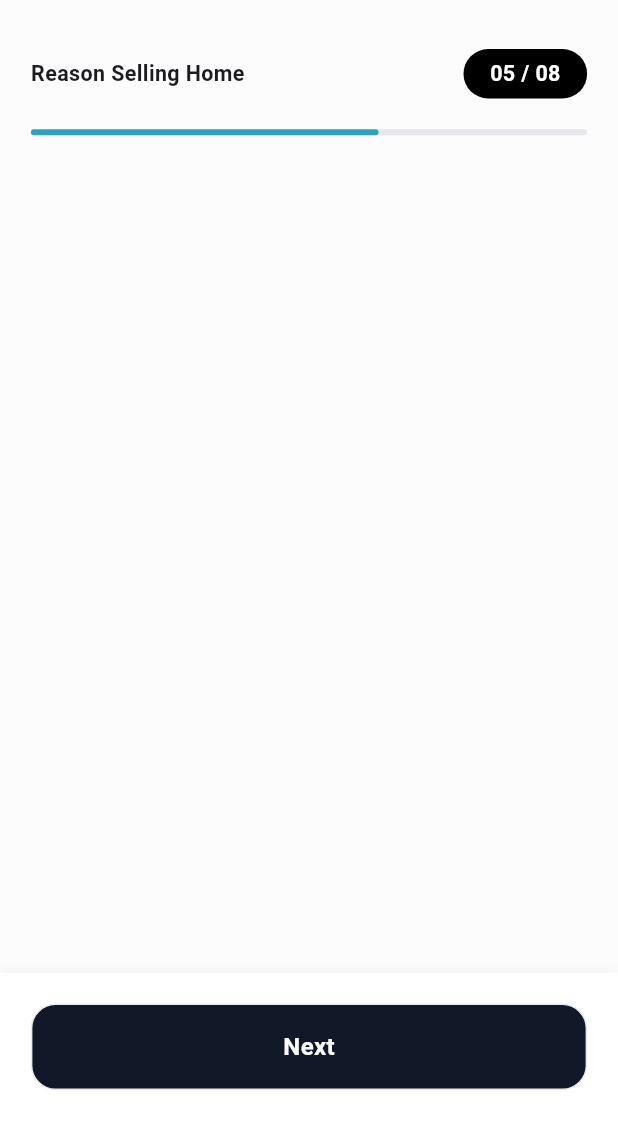
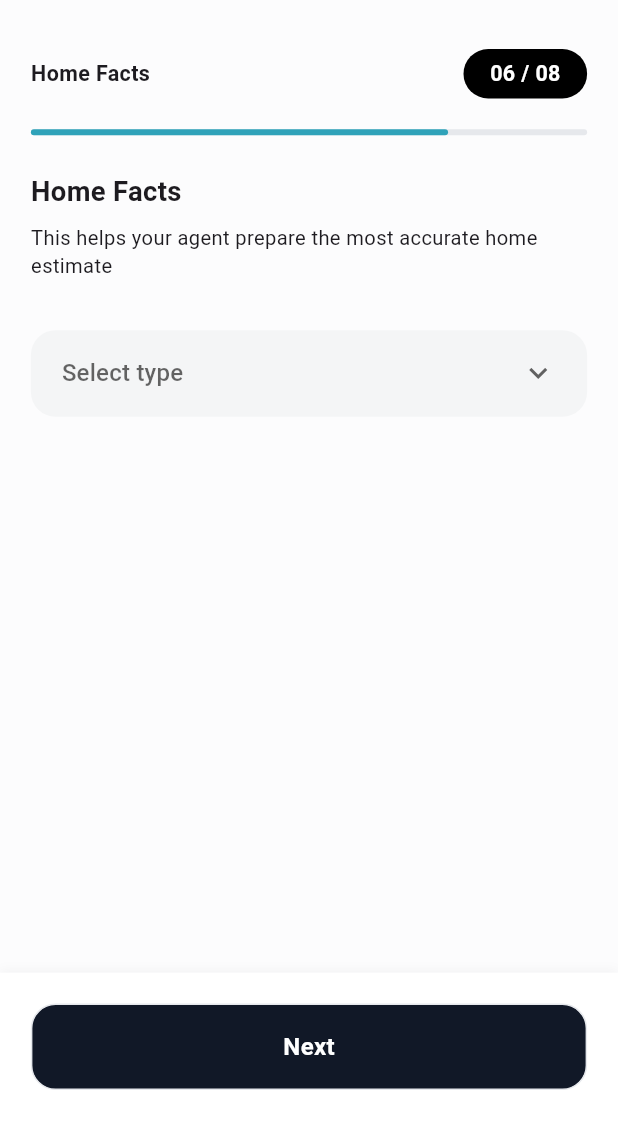
Before and after one commit to asimhanif76/Realix-Real_Estate_App, a Flutter app: the AnpDiscription screen opened by its route, after a tap on "Next", on a phone screen of 412 x 824 dp, the part 115-1236 px from its top. Run offline on Flutter 3.47's test engine with Material 3 defaults, Android fonts, the phone set to English and light mode, and no system bars; our stand-ins replace flutter_slidable, flutter_svg, get, grouped_list, image_picker, responsive_sizer and 1 more.

Commit message:
Continue My Home

```diff
--- a/lib/Routes/app_routes.dart
+++ b/lib/Routes/app_routes.dart
@@ -1,6 +1,7 @@
 import 'package:flutter/material.dart';
 import 'package:realix_real_estate_app/views/My%20Home/anp_address_page.dart';
 import 'package:realix_real_estate_app/views/My%20Home/anp_discription.dart';
+import 'package:realix_real_estate_app/views/My%20Home/anp_home_facts.dart';
 import 'package:realix_real_estate_app/views/My%20Home/anp_meet_with_agent_page.dart';
 import 'package:realix_real_estate_app/views/My%20Home/anp_reason_selling_home.dart';
 import 'package:realix_real_estate_app/views/My%20Home/anp_time_to_sell.dart';
@@ -27,6 +28,7 @@ class AppRoutes {
   static const String anpTimeToSell = '/anpTimeToSell';
   static const String anpReasonSellingHome = '/anpReasonSellingHome';
   static const String anpDiscription = '/anpDiscription';
+  static const String anpHomeFacts = '/anpHomeFacts';
 
   static Map<String, WidgetBuilder> get routes => {
         splashPage: (_) => SplashPage(),
@@ -42,5 +44,6 @@ class AppRoutes {
         anpTimeToSell: (_) => AnpTimeToSell(),
         anpReasonSellingHome: (_) => AnpReasonSellingHome(),
         anpDiscription: (_) => AnpDiscription(),
+        anpHomeFacts: (_) => AnpHomeFacts(),
       };
 }
--- a/lib/commons/app_strings.dart
+++ b/lib/commons/app_strings.dart
@@ -64,5 +64,11 @@ class AppStrings {
   static String Sindh = 'Sindh';
   static String kpk = 'KPK';
   static String balochistan = 'Balochistan';
+  static String discription = 'Decscription';
+  static String tellUsAboutHome = 'Tell us about your home here';
+  static String homeFacts ="Home Facts";
+  static String helpYourAgent = 'This helps your agent prepare the most accurate home estimate';
+  static String commercial = 'Commercial';
+  static String residential = 'Residential';
   static String a = '';
 }
--- a/lib/views/My Home/anp_address_page.dart
+++ b/lib/views/My Home/anp_address_page.dart
@@ -89,7 +89,7 @@ class AnpAddressPage extends StatelessWidget {
                                   BorderRadius.circular(width * 0.04)),
                           child: Padding(
                               padding: EdgeInsets.symmetric(
-                                  horizontal: width * 0.05),
+                                  horizontal: width * 0.01),
                               child: DropdownButton<String>(
                                 hint: Text(
                                   AppStrings.selectState,
@@ -107,6 +107,9 @@ class AnpAddressPage extends StatelessWidget {
                                 borderRadius:
                                     BorderRadius.circular(width * 0.05),
                                 isExpanded: true,
+                                elevation: 0,
+                                padding: EdgeInsets.symmetric(
+                                    horizontal: width * 0.05),
                                 items: [
                                   DropdownMenuItem(
                                       value: AppStrings.punjab,
--- a/lib/views/My Home/anp_discription.dart
+++ b/lib/views/My Home/anp_discription.dart
@@ -1,10 +1,18 @@
 import 'package:flutter/material.dart';
+import 'package:get/get.dart';
+import 'package:realix_real_estate_app/commons/app_strings.dart';
+import 'package:realix_real_estate_app/controllers/add_new_property_controller.dart';
 import 'package:realix_real_estate_app/widgets/custom_black_buttton.dart';
 import 'package:realix_real_estate_app/widgets/my_linear_progress_indicator.dart';
+import 'package:realix_real_estate_app/widgets/my_text_field.dart';
 import 'package:realix_real_estate_app/widgets/page_heading_row.dart';
+import 'package:responsive_sizer/responsive_sizer.dart';
 
 class AnpDiscription extends StatelessWidget {
-  const AnpDiscription({super.key});
+  AnpDiscription({super.key});
+
+  AddNewPropertyController addNewPropertyController =
+      Get.put(AddNewPropertyController());
 
   @override
   Widget build(BuildContext context) {
@@ -22,13 +30,35 @@ class AnpDiscription extends StatelessWidget {
               ),
               Padding(
                 padding: EdgeInsets.symmetric(horizontal: width * 0.05),
-                child: PageHeadingRow(pageHeadingText: 'Add New Property'),
+                child:
+                    PageHeadingRow(pageHeadingText: AppStrings.addNewProperty),
               ),
               SizedBox(
                 height: height * 0.04,
               ),
               MyLinearProgressIndicator(
-                  indicatorHeading: 'Reason Selling Home', indicatorValue: 5),
+                  indicatorHeading: AppStrings.discription, indicatorValue: 5),
+              Padding(
+                padding: EdgeInsets.only(
+                    top: width * 0.06,
+                    bottom: width * 0.02,
+                    left: width * 0.05,
+                    right: width * 0.05),
+                child: Container(
+                  alignment: Alignment.centerLeft,
+                  child: Text(
+                    AppStrings.discription,
+                    style: TextStyle(
+                        fontSize: 17.5.sp, fontWeight: FontWeight.w700),
+                  ),
+                ),
+              ),
+              Padding(
+                padding: EdgeInsets.symmetric(horizontal: width * 0.05),
+                child: MyTextField(
+                    labelText: AppStrings.tellUsAboutHome,
+                    controller: addNewPropertyController.discriptionController),
+              )
             ],
           ),
           Positioned(
@@ -36,8 +66,12 @@ class AnpDiscription extends StatelessWidget {
               left: 0,
               right: 0,
               child: CustomBlackButtton(
-                buttonName: 'Next',
-                onTap: () {},
+                buttonName: AppStrings.next,
+                onTap: () {
+                  addNewPropertyController.updateDescription(
+                      addNewPropertyController.discriptionController.text);
+                  Navigator.pushNamed(context, '/anpHomeFacts');
+                },
               ))
         ],
       ),
--- /dev/null
+++ b/lib/views/My Home/anp_home_facts.dart
@@ -0,0 +1,127 @@
+import 'package:flutter/material.dart';
+import 'package:get/get.dart';
+import 'package:realix_real_estate_app/commons/app_strings.dart';
+import 'package:realix_real_estate_app/controllers/add_new_property_controller.dart';
+import 'package:realix_real_estate_app/widgets/custom_black_buttton.dart';
+import 'package:realix_real_estate_app/widgets/my_linear_progress_indicator.dart';
+import 'package:realix_real_estate_app/widgets/page_heading_row.dart';
+import 'package:responsive_sizer/responsive_sizer.dart';
+
+class AnpHomeFacts extends StatelessWidget {
+  AnpHomeFacts({super.key});
+
+  AddNewPropertyController addNewPropertyController =
+      Get.put(AddNewPropertyController());
+
+  @override
+  Widget build(BuildContext context) {
+    var height = MediaQuery.of(context).size.height;
+    var width = MediaQuery.of(context).size.width;
+
+    return Scaffold(
+      backgroundColor: Color(0xFFFCFCFD),
+      body: Stack(
+        children: [
+          Column(
+            children: [
+              SizedBox(
+                height: height * 0.04,
+              ),
+              Padding(
+                padding: EdgeInsets.symmetric(horizontal: width * 0.05),
+                child:
+                    PageHeadingRow(pageHeadingText: AppStrings.addNewProperty),
+              ),
+              SizedBox(
+                height: height * 0.04,
+              ),
+              MyLinearProgressIndicator(
+                  indicatorHeading: AppStrings.homeFacts, indicatorValue: 6),
+              Padding(
+                padding: EdgeInsets.only(
+                    top: width * 0.06,
+                    bottom: width * 0.02,
+                    left: width * 0.05,
+                    right: width * 0.05),
+                child: Container(
+                  alignment: Alignment.centerLeft,
+                  child: Text(
+                    AppStrings.homeFacts,
+                    style: TextStyle(
+                        fontSize: 17.5.sp, fontWeight: FontWeight.w700),
+                  ),
+                ),
+              ),
+              Padding(
+                padding: EdgeInsets.symmetric(horizontal: width * 0.05),
+                child: Container(
+                  alignment: Alignment.centerLeft,
+                  child: Text(
+                    AppStrings.helpYourAgent,
+                    style:
+                        TextStyle(fontSize: 15.sp, fontWeight: FontWeight.w400),
+                  ),
+                ),
+              ),
+              SizedBox(
+                height: height * 0.04,
+              ),
+              Padding(
+                padding: EdgeInsets.symmetric(horizontal: width * 0.05),
+                child: DropdownButtonHideUnderline(
+                  child: Obx(
+                    () => Container(
+                      height: height * 0.07,
+                      width: width,
+                      decoration: BoxDecoration(
+                          color: Color(0xFFF4F5F6),
+                          borderRadius: BorderRadius.circular(width * 0.04)),
+                      child: Padding(
+                        padding: EdgeInsets.symmetric(horizontal: width * 0.05),
+                        child: DropdownButton(
+                          elevation: 0,
+                          borderRadius: BorderRadius.circular(width * 0.05),
+                          dropdownColor: Color(0xFFF4F5F6),
+                          hint: Text('Select type'),
+                          icon: Icon(Icons.keyboard_arrow_down_sharp),
+                          isExpanded: true,
+                          value: addNewPropertyController
+                                  .property.value.propertyType.isEmpty
+                              ? null
+                              : addNewPropertyController
+                                  .property.value.propertyType,
+                          items: [
+                            DropdownMenuItem(
+                                value: AppStrings.commercial,
+                                child: Text(AppStrings.commercial)),
+                            DropdownMenuItem(
+                                value: AppStrings.residential,
+                                child: Text(AppStrings.residential)),
+                          ],
+                          onChanged: (String? value) {
+                            addNewPropertyController.updatePropertyType(
+                                type: value!);
+                            print(
+                                "Type Is :  ${addNewPropertyController.property.value.propertyType}");
+                          },
+                        ),
+                      ),
+                    ),
+                  ),
+                ),
+              ),
+            ],
+          ),
+          Positioned(
+              bottom: 0,
+              left: 0,
+              right: 0,
+              child: CustomBlackButtton(
+                buttonName: AppStrings.next,
+                onTap: () {},
+              ))
+        ],
+      ),
+    );
+  }
+}
```
Also changed, not shown: lib/controllers/add_new_property_controller.dart (+14 -3 lines), lib/views/My Home/anp_contacts.dart (added, +46 -0 lines), lib/views/My Home/anp_reason_selling_home.dart (+9 -1 lines), lib/views/My Home/anp_select_amenities.dart (added, +46 -0 lines).
